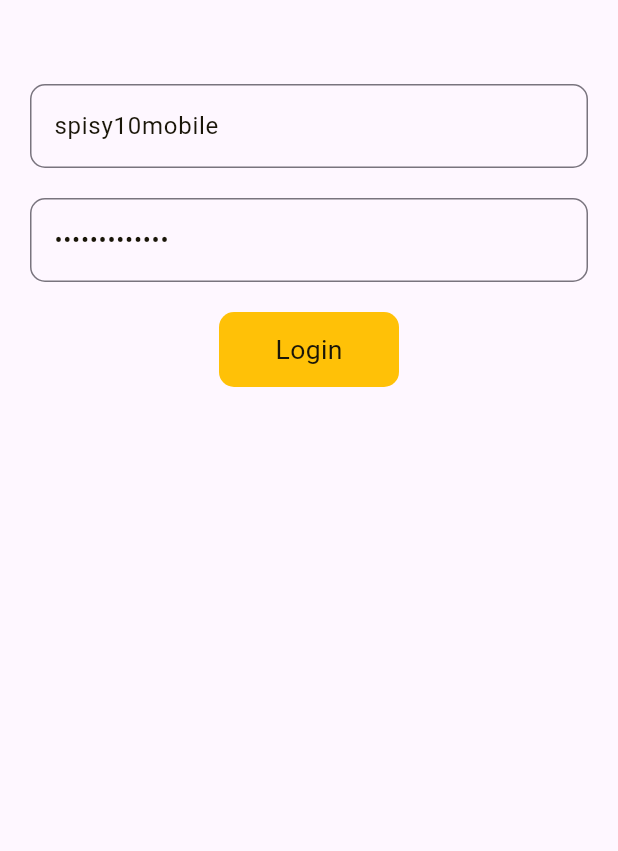
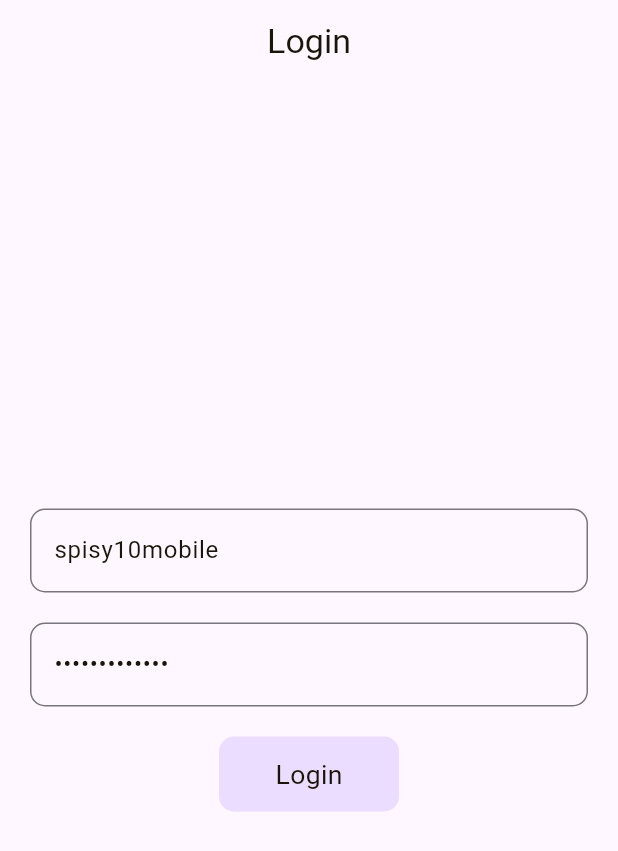
Before and after one commit to makayasa/spisymobile-test, a Flutter app: the screen it shows after launch, on a phone screen of 412 x 824 dp. Shown: the top 851 px of the screen. Run offline on Flutter 3.47's test engine with Material 3 defaults, Android fonts, the phone set to English and light mode, and no system bars; our stand-ins replace bloc, flutter_bloc, get, sqflite; accounts and stored records are empty.

Commit message:
final commit

```diff
--- a/lib/app/config/constant.dart
+++ b/lib/app/config/constant.dart
@@ -3,7 +3,7 @@ import 'package:flutter/material.dart';
 const kDefaultUsername = 'spisy10mobile';
 const kDefaultPssword = 'spisy10mobile';
 
-const kPrimaryColor = Colors.black;
+const kPrimaryColor = Color(0xFFeaddff);
 const kBgWhite = Color(0xFFffffff);
 const kBgBlack = Color(0xFF191508);
 const kGrey = Color(0xFF595959);
--- a/lib/app/global_components/default_button.dart
+++ b/lib/app/global_components/default_button.dart
@@ -20,7 +20,7 @@ class DefaultButton extends StatelessWidget {
   @override
   Widget build(BuildContext context) {
     return Material(
-      color: Colors.amber,
+      color: kPrimaryColor,
       borderRadius: kDefaultBorderRadius10,
       child: InkWell(
         borderRadius: kDefaultBorderRadius10,
--- a/lib/app/modules/detail_data/controllers/detail_data_cubit.dart
+++ b/lib/app/modules/detail_data/controllers/detail_data_cubit.dart
@@ -26,7 +26,7 @@ class DetailDataCubit extends Cubit<UserModel> {
   void onChangedAddres(String address) {
     // data.address = address;
     final data = UserModel.fromJson(state.toJson());
-    data.name = address;
+    data.address = address;
     emit(data);
   }
 
--- a/lib/app/modules/detail_data/views/detail_data_view.dart
+++ b/lib/app/modules/detail_data/views/detail_data_view.dart
@@ -68,6 +68,7 @@ class DetailDataView extends GetView<DetailDataController> {
               }
               final uuid = Uuid().v4();
               data.uuid = uuid;
+              logKey('data creat', data.toJson());
               await controller.dbController.createUser(data: data);
               await controller.dbController.getAllUsers(refreshList: true);
               Get.back(
@@ -79,7 +80,9 @@ class DetailDataView extends GetView<DetailDataController> {
         ),
       ),
       appBar: AppBar(
-        title: const Text('DetailDataView'),
+        title: Obx(
+          () => DefText(controller.isEdit.value ? 'Edit User' : 'Create User').extraLarge,
+        ),
         centerTitle: true,
       ),
       body: Container(
--- a/lib/app/modules/login/views/login_view.dart
+++ b/lib/app/modules/login/views/login_view.dart
@@ -38,10 +38,15 @@ class LoginView extends StatelessWidget {
   Widget build(BuildContext context) {
     final loginCubit = LoginCubit();
     return Scaffold(
-      appBar: AppBar(),
-      body: Container(
+      appBar: AppBar(
+        title: DefText('Login').extraLarge,
+        centerTitle: true,
+      ),
+      body: Center(
+        child: Container(
           padding: const EdgeInsets.symmetric(horizontal: 20),
           child: Column(
+            mainAxisAlignment: MainAxisAlignment.center,
             children: [
               DefaultFormField(
                 initialValue: kDefaultUsername,
@@ -72,9 +77,7 @@ class LoginView extends StatelessWidget {
                         return;
                       }
                       if (state['username'] != kDefaultUsername && state['password'] != kDefaultPssword) {
-                      Get.defaultDialog(
-                        middleText: 'Username atau password salah'
-                      );
+                        Get.defaultDialog(middleText: 'Username atau password salah');
                         return;
                       }
                       Get.offNamed(Routes.HOME);
@@ -85,6 +88,7 @@ class LoginView extends StatelessWidget {
             ],
           ),
         ),
+      ),
     );
   }
 }
```
Also changed, not shown: lib/app/modules/home/views/home_view.dart (+24 -7 lines). Lines whose indentation alone changed are shown as unchanged.
